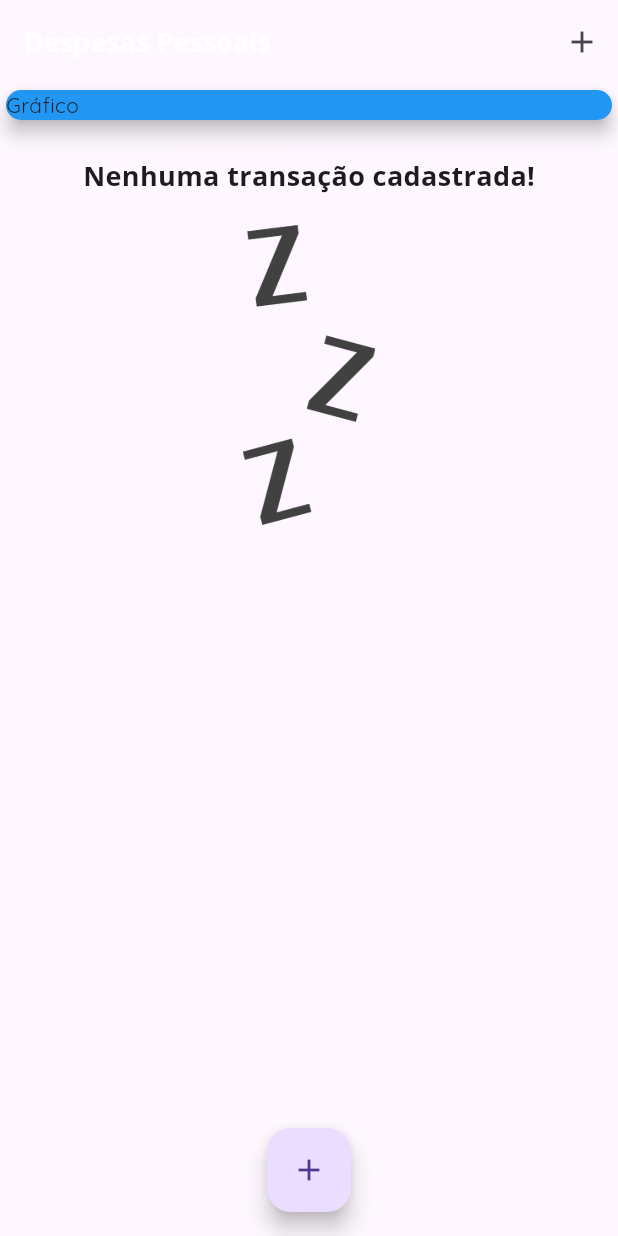
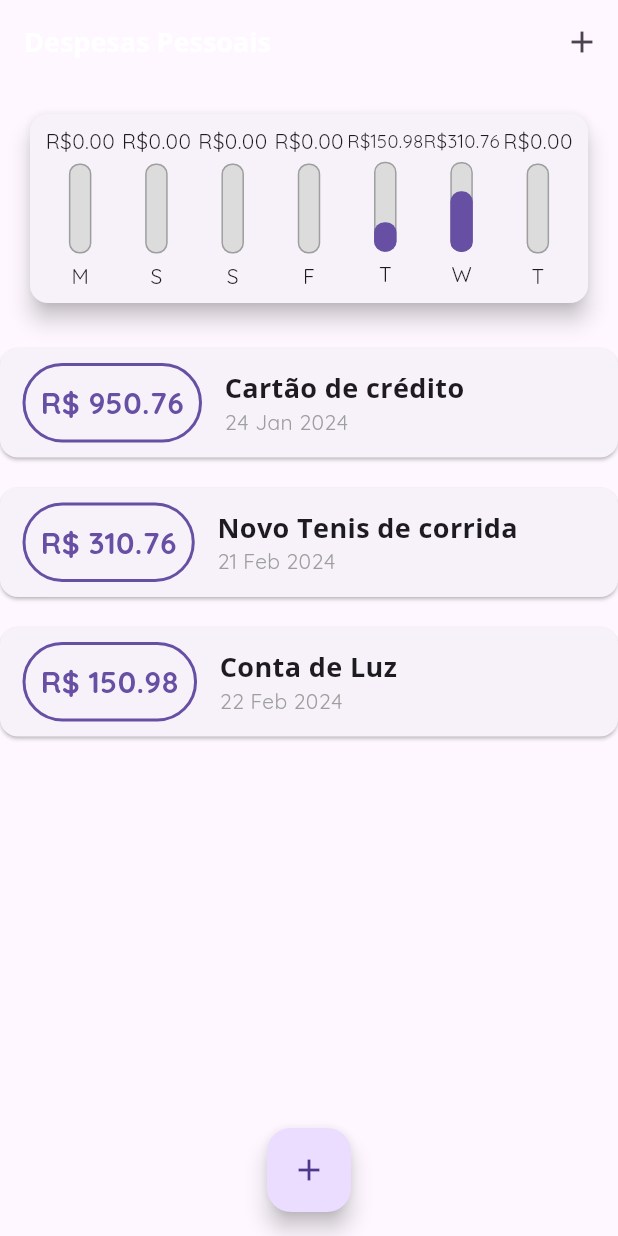
Before and after one commit to Rezende-Fabio/Despesas-Flutter, a Flutter app: the screen it shows after launch, on a phone screen of 412 x 824 dp. Run offline on Flutter 3.47's test engine with Material 3 defaults, Android fonts, the phone set to English and light mode, and no system bars.

Commit message:
added chart

```diff
--- /dev/null
+++ b/lib/components/chart.dart
@@ -0,0 +1,64 @@
+import 'package:despesas/components/chart_bar.dart';
+import 'package:despesas/models/transaction.dart';
+import 'package:flutter/cupertino.dart';
+import 'package:intl/intl.dart';
+import 'package:flutter/material.dart';
+
+class Chart extends StatelessWidget {
+  const Chart({super.key, required this.recentTransaction});
+
+  final List<Transaction> recentTransaction;
+
+  List<Map<String, Object>> get groupedTransactions {
+    return List.generate(7, (index) {
+      final weekDay = DateTime.now().subtract(Duration(days: index));
+
+      double totalSum = 0.0;
+
+      for (var i = 0; i < recentTransaction.length; i++) {
+        bool sameDay = recentTransaction[i].date.day == weekDay.day;
+        bool sameMonth = recentTransaction[i].date.month == weekDay.month;
+        bool sameYear = recentTransaction[i].date.year == weekDay.year;
+
+        if (sameDay && sameMonth && sameYear) {
+          totalSum += recentTransaction[i].value;
+        }
+      }
+
+      return {
+        "day": DateFormat.E().format(weekDay)[0],
+        "value": totalSum,
+      };
+    });
+  }
+
+  double get _weekTotalValue {
+    return groupedTransactions.fold(0.0, (sum, tr) {
+      return sum + (tr['value'] as double);
+    });
+  }
+
+  @override
+  Widget build(BuildContext context) {
+    return Card(
+      elevation: 6,
+      margin: EdgeInsets.all(20),
+      child: Padding(
+        padding: const EdgeInsets.all(8.0),
+        child: Row(
+          mainAxisAlignment: MainAxisAlignment.spaceEvenly,
+          children: groupedTransactions.map((tr) {
+            return Flexible(
+              fit: FlexFit.tight,
+              child: ChartBar(
+                label: tr['day'].toString(),
+                value: (tr['value'] as double),
+                percentage: (tr['value'] as double) / _weekTotalValue,
+              ),
+            );
+          }).toList(),
+        ),
+      ),
+    );
+  }
+}
--- /dev/null
+++ b/lib/components/chart_bar.dart
@@ -0,0 +1,54 @@
+import 'package:flutter/cupertino.dart';
+import 'package:flutter/material.dart';
+
+class ChartBar extends StatelessWidget {
+  const ChartBar(
+      {super.key,
+      required this.label,
+      required this.value,
+      required this.percentage});
+  final String label;
+  final double value;
+  final double percentage;
+
+  @override
+  Widget build(BuildContext context) {
+    return Column(
+      children: [
+        FittedBox(
+          child: Text('R\$${value.toStringAsFixed(2)}'),
+        ),
+        SizedBox(
+          height: 5,
+        ),
+        Container(
+          height: 60,
+          width: 15,
+          child: Stack(
+            alignment: Alignment.bottomCenter,
+            children: [
+              Container(
+                decoration: BoxDecoration(
+                  color: Color.fromRGBO(220, 220, 220, 1),
+                  border: Border.all(color: Colors.grey, width: 1.0),
+                  borderRadius: BorderRadius.circular(7),
+                ),
+              ),
+              FractionallySizedBox(
+                heightFactor: percentage,
+                child: Container(
+                  decoration: BoxDecoration(
+                    color: Theme.of(context).primaryColor,
+                    borderRadius: BorderRadius.circular(7),
+                  ),
+                ),
+              ),
+            ],
+          ),
+        ),
+        SizedBox(height: 5),
+        Text(label)
+      ],
+    );
+  }
+}
--- a/lib/main.dart
+++ b/lib/main.dart
@@ -1,3 +1,4 @@
+import 'package:despesas/components/chart.dart';
 import 'package:despesas/components/transaction_form.dart';
 import 'package:flutter/cupertino.dart';
 import 'package:flutter/material.dart';
@@ -35,19 +36,33 @@ class MyHomePage extends StatefulWidget {
 
 class _MyHomePageState extends State<MyHomePage> {
   final List<Transaction> _transaction = [
-    // Transaction(
-    //   id: 1,
-    //   title: "Novo Tenis de corrida",
-    //   value: 310.76,
-    //   date: DateTime.now(),
-    // ),
-    // Transaction(
-    //   id: 2,
-    //   title: "Conta de Luz",
-    //   value: 150.98,
-    //   date: DateTime.now(),
-    // ),
+    Transaction(
+      id: 0,
+      title: "Cartão de crédito",
+      value: 950.76,
+      date: DateTime.now().subtract(Duration(days: 33)),
+    ),
+    Transaction(
+      id: 1,
+      title: "Novo Tenis de corrida",
+      value: 310.76,
+      date: DateTime.now().subtract(Duration(days: 5)),
+    ),
+    Transaction(
+      id: 2,
+      title: "Conta de Luz",
+      value: 150.98,
+      date: DateTime.now().subtract(Duration(days: 4)),
+    ),
   ];
+
+  List<Transaction> get _recentTransaction {
+    return _transaction.where((element) {
+      return element.date.isAfter(DateTime.now().subtract(
+        Duration(days: 7),
+      ));
+    }).toList();
+  }
 
   _addTransaction(String title, double value) {
     final newTrasaction = Transaction(
@@ -115,14 +130,7 @@ class _MyHomePageState extends State<MyHomePage> {
         child: Column(
           crossAxisAlignment: CrossAxisAlignment.stretch,
           children: [
-            Container(
-              width: double.infinity,
-              child: Card(
-                color: Colors.blue,
-                child: Text("Gráfico"),
-                elevation: 5,
-              ),
-            ),
+            Chart(recentTransaction: _recentTransaction),
             TransactionList(_transaction),
           ],
         ),
```
Also changed, not shown: 1 other file.
